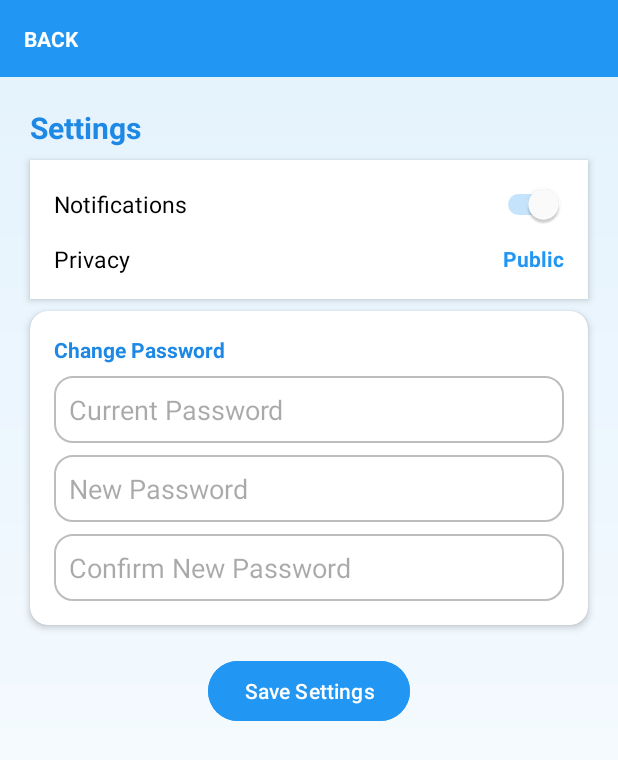
After one commit to giliannerose/TripMate, an Android app built with Jetpack Compose: the SettingsActivity screen opened directly, with no data from a screen before it, on a phone screen of 412 x 824 dp. The commit adds this screen. Shown: the top 760 px of the screen. Run offline under Robolectric (Android 15) with nearby library versions, the phone set to English and light mode, and no system bars.

Commit message:
added edit profile and settings

```diff
--- a/app/src/main/AndroidManifest.xml
+++ b/app/src/main/AndroidManifest.xml
@@ -28,6 +28,10 @@
         <activity android:name=".ProfileActivity" />
         <activity android:name=".ExpenseSummaryActivity" />
         <activity android:name=".CreatePollActivity" />
+        <activity android:name=".EditProfileActivity"/>
+        <activity android:name=".SettingsActivity"/>
+
+
 
 
         <activity
--- /dev/null
+++ b/app/src/main/java/com/example/tripmate/SettingsActivity.kt
@@ -0,0 +1,57 @@
+package com.example.tripmate
+
+import android.content.Intent
+import android.os.Bundle
+import android.widget.Button
+import android.widget.EditText
+import android.widget.Switch
+import android.widget.TextView
+import android.widget.Toast
+import androidx.appcompat.app.AppCompatActivity
+
+class SettingsActivity : AppCompatActivity() {
+    override fun onCreate(savedInstanceState: Bundle?) {
+        super.onCreate(savedInstanceState)
+        setContentView(R.layout.activity_settings)
+
+        val tvBack = findViewById<TextView>(R.id.tvBack)
+        val switchNotifications = findViewById<Switch>(R.id.switchNotifications)
+        val tvPrivacyStatus = findViewById<TextView>(R.id.tvPrivacyStatus)
+        val etCurrentPassword = findViewById<EditText>(R.id.etCurrentPassword)
+        val etNewPassword = findViewById<EditText>(R.id.etNewPassword)
+        val etConfirmPassword = findViewById<EditText>(R.id.etConfirmPassword)
+        val btnSaveSettings = findViewById<Button>(R.id.btnSaveSettings)
+
+        // Back to Profile
+        tvBack.setOnClickListener {
+            val intent = Intent(this, ProfileActivity::class.java)
+            startActivity(intent)
+            finish()
+        }
+
+        // Toggle notification state
+        switchNotifications.setOnCheckedChangeListener { _, isChecked ->
+            val message = if (isChecked) "Notifications enabled" else "Notifications disabled"
+            Toast.makeText(this, message, Toast.LENGTH_SHORT).show()
+        }
+
+        // Toggle privacy text
+        tvPrivacyStatus.setOnClickListener {
+            tvPrivacyStatus.text = if (tvPrivacyStatus.text == "Public") "Private" else "Public"
+        }
+
+        // Save Settings
+        btnSaveSettings.setOnClickListener {
+            val newPass = etNewPassword.text.toString()
+            val confirmPass = etConfirmPassword.text.toString()
+
+            if (newPass.isNotEmpty() && newPass == confirmPass) {
+                Toast.makeText(this, "Settings saved successfully!", Toast.LENGTH_SHORT).show()
+            } else if (newPass.isNotEmpty()) {
+                Toast.makeText(this, "Passwords do not match!", Toast.LENGTH_SHORT).show()
+            } else {
+                Toast.makeText(this, "Settings saved (no password change)", Toast.LENGTH_SHORT).show()
+            }
+        }
+    }
+}
--- /dev/null
+++ b/app/src/main/res/layout/activity_settings.xml
@@ -0,0 +1,188 @@
+<?xml version="1.0" encoding="utf-8"?>
+<androidx.constraintlayout.widget.ConstraintLayout
+    xmlns:android="http://schemas.android.com/apk/res/android"
+    xmlns:app="http://schemas.android.com/apk/res-auto"
+    xmlns:tools="http://schemas.android.com/tools"
+    android:layout_width="match_parent"
+    android:layout_height="match_parent"
+    android:background="@drawable/bg_gradient"
+    tools:context=".SettingsActivity">
+
+    <!-- Top Header Bar -->
+    <LinearLayout
+        android:id="@+id/headerBar"
+        android:layout_width="match_parent"
+        android:layout_height="wrap_content"
+        android:background="#2196F3"
+        android:padding="16dp"
+        android:gravity="center_vertical"
+        app:layout_constraintTop_toTopOf="parent">
+
+        <TextView
+            android:id="@+id/tvBack"
+            android:layout_width="wrap_content"
+            android:layout_height="wrap_content"
+            android:text="BACK"
+            android:textColor="#FFFFFF"
+            android:textStyle="bold"
+            android:textSize="14sp"
+            android:clickable="true"
+            android:focusable="true"/>
+
+    </LinearLayout>
+
+    <!-- Page Title -->
+    <TextView
+        android:id="@+id/tvSettingsTitle"
+        android:layout_width="wrap_content"
+        android:layout_height="wrap_content"
+        android:text="Settings"
+        android:textSize="20sp"
+        android:textStyle="bold"
+        android:textColor="#1E88E5"
+        app:layout_constraintTop_toBottomOf="@id/headerBar"
+        app:layout_constraintStart_toStartOf="parent"
+        android:layout_margin="20dp"/>
+
+    <!-- Toggle and Privacy Section -->
+    <LinearLayout
+        android:id="@+id/sectionToggles"
+        android:layout_width="0dp"
+        android:layout_height="wrap_content"
+        android:orientation="vertical"
+        android:background="#FFFFFF"
+        android:padding="16dp"
+        android:layout_marginHorizontal="20dp"
+        android:layout_marginTop="8dp"
+        app:layout_constraintTop_toBottomOf="@id/tvSettingsTitle"
+        app:layout_constraintStart_toStartOf="parent"
+        app:layout_constraintEnd_toEndOf="parent"
+        android:elevation="3dp"
+        android:clipToOutline="true"
+        android:layout_marginBottom="12dp"
+        android:backgroundTint="#FFFFFF"
+        android:radius="12dp">
+
+        <!-- Notifications Toggle -->
+        <LinearLayout
+            android:layout_width="match_parent"
+            android:layout_height="wrap_content"
+            android:orientation="horizontal"
+            android:gravity="center_vertical">
+
+            <TextView
+                android:layout_width="0dp"
+                android:layout_height="wrap_content"
+                android:layout_weight="1"
+                android:text="Notifications"
+                android:textColor="#000000"
+                android:textSize="15sp"/>
+
+            <Switch
+                android:id="@+id/switchNotifications"
+                android:layout_width="wrap_content"
+                android:layout_height="wrap_content"
+                android:checked="true"
+                android:thumbTint="#FFFFFF"
+                android:trackTint="#2196F3"/>
+        </LinearLayout>
+
+        <!-- Privacy Row -->
+        <LinearLayout
+            android:layout_width="match_parent"
+            android:layout_height="wrap_content"
+            android:orientation="horizontal"
+            android:gravity="center_vertical"
+            android:layout_marginTop="12dp">
+
+            <TextView
+                android:layout_width="0dp"
+                android:layout_height="wrap_content"
+                android:layout_weight="1"
+                android:text="Privacy"
+                android:textColor="#000000"
+                android:textSize="15sp"/>
+
+            <TextView
+                android:id="@+id/tvPrivacyStatus"
+                android:layout_width="wrap_content"
+                android:layout_height="wrap_content"
+                android:text="Public"
+                android:textColor="#2196F3"
+                android:textStyle="bold"/>
+        </LinearLayout>
+    </LinearLayout>
+
+    <!-- Change Password Card -->
+    <androidx.cardview.widget.CardView
+        android:id="@+id/cardPassword"
+        android:layout_width="0dp"
+        android:layout_height="wrap_content"
+        android:layout_marginHorizontal="20dp"
+        android:layout_marginTop="8dp"
+        app:cardCornerRadius="12dp"
+        app:cardElevation="3dp"
+        app:layout_constraintTop_toBottomOf="@id/sectionToggles"
+        app:layout_constraintStart_toStartOf="parent"
+        app:layout_constraintEnd_toEndOf="parent"
+        android:backgroundTint="#FFFFFF">
+
+        <LinearLayout
+            android:layout_width="match_parent"
+            android:layout_height="wrap_content"
+            android:orientation="vertical"
+            android:padding="16dp">
+
+            <TextView
+                android:layout_width="wrap_content"
+                android:layout_height="wrap_content"
+                android:text="Change Password"
+                android:textStyle="bold"
+                android:textColor="#1E88E5"
+                android:layout_marginBottom="8dp"/>
+
+            <EditText
+                android:id="@+id/etCurrentPassword"
+                android:layout_width="match_parent"
+                android:layout_height="wrap_content"
+                android:hint="Current Password"
+                android:inputType="textPassword"
+                android:background="@drawable/rounded_edittext_bg"
+                android:padding="10dp"
+                android:layout_marginBottom="8dp"/>
+
+            <EditText
+                android:id="@+id/etNewPassword"
+                android:layout_width="match_parent"
+                android:layout_height="wrap_content"
+                android:hint="New Password"
+                android:inputType="textPassword"
+                android:background="@drawable/rounded_edittext_bg"
+                android:padding="10dp"
+                android:layout_marginBottom="8dp"/>
+
+            <EditText
+                android:id="@+id/etConfirmPassword"
+                android:layout_width="match_parent"
+                android:layout_height="wrap_content"
+                android:hint="Confirm New Password"
+                android:inputType="textPassword"
+                android:background="@drawable/rounded_edittext_bg"
+                android:padding="10dp"/>
+        </LinearLayout>
+    </androidx.cardview.widget.CardView>
+
+    <!-- Save Button -->
+    <Button
+        android:id="@+id/btnSaveSettings"
+        android:layout_width="wrap_content"
+        android:layout_height="wrap_content"
+        android:text="Save Settings"
+        android:textColor="#FFFFFF"
+        android:backgroundTint="#2196F3"
+        android:layout_marginTop="20dp"
+        app:layout_constraintTop_toBottomOf="@id/cardPassword"
+        app:layout_constraintStart_toStartOf="parent"
+        app:layout_constraintEnd_toEndOf="parent"/>
+
+</androidx.constraintlayout.widget.ConstraintLayout>
```
Also changed, not shown: app/src/main/java/com/example/tripmate/EditProfileActivity.kt (added, +47 -0 lines), app/src/main/java/com/example/tripmate/ProfileActivity.kt (+8 -3 lines), app/src/main/res/layout/activity_edit_profile.xml (added, +123 -0 lines).
